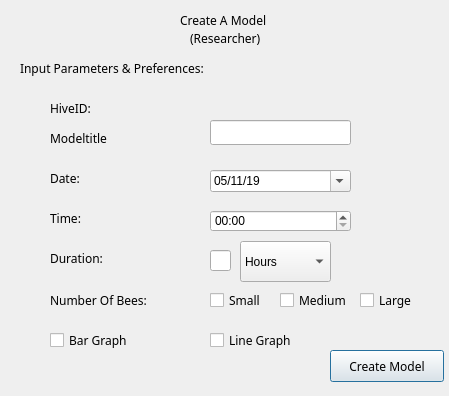
Above: LoginGUI/createmodel.ui from ShihoVN/HiveChime before the change. Below: the same form after it.
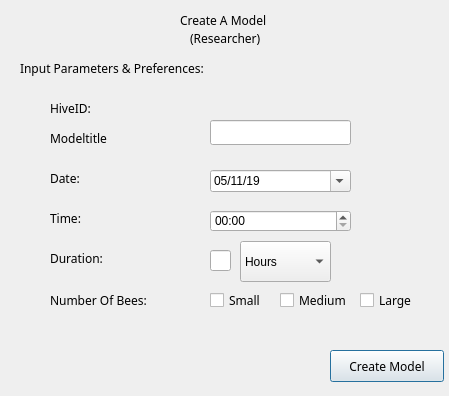
That is the form after the change.

Patch:
```diff
--- a/LoginGUI/createmodel.ui
+++ b/LoginGUI/createmodel.ui
@@ -157,42 +157,6 @@
     <string>Number Of Bees:</string>
    </property>
   </widget>
-  <widget class="QCheckBox" name="checkBox">
-   <property name="geometry">
-    <rect>
-     <x>50</x>
-     <y>330</y>
-     <width>87</width>
-     <height>20</height>
-    </rect>
-   </property>
-   <property name="font">
-    <font>
-     <family>PingFang SC</family>
-    </font>
-   </property>
-   <property name="text">
-    <string>Bar Graph </string>
-   </property>
-  </widget>
-  <widget class="QCheckBox" name="checkBox_2">
-   <property name="geometry">
-    <rect>
-     <x>210</x>
-     <y>330</y>
-     <width>111</width>
-     <height>21</height>
-    </rect>
-   </property>
-   <property name="font">
-    <font>
-     <family>PingFang SC</family>
-    </font>
-   </property>
-   <property name="text">
-    <string>Line Graph</string>
-   </property>
-  </widget>
   <widget class="QPushButton" name="pushButton">
    <property name="geometry">
     <rect>
```
